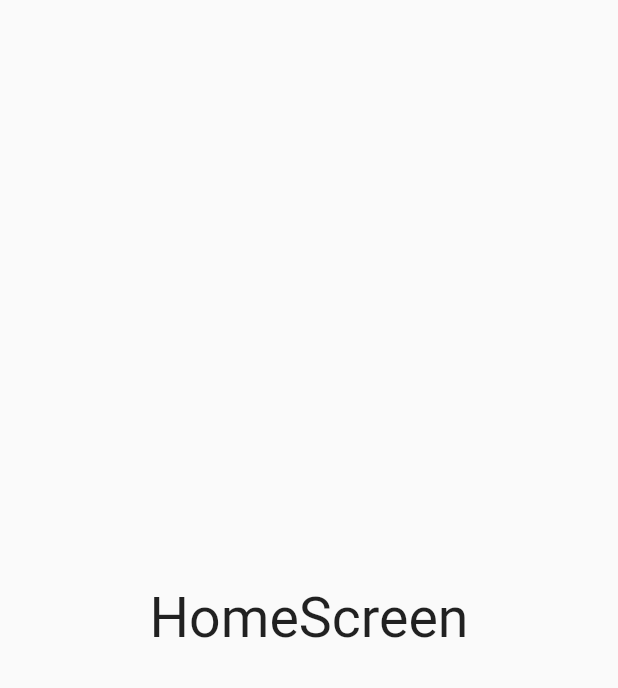
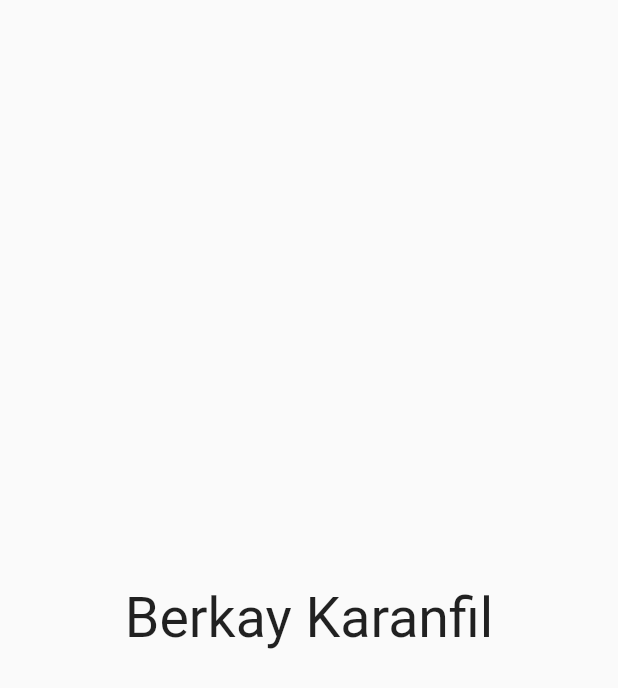
Before and after one commit to BerkayKaranfil/getx_arct, a Flutter app: the screen it shows after launch, on a phone screen of 412 x 824 dp. Shown: the top 688 px of the screen. Run offline on Flutter 3.47's test engine with Material 2 defaults, Android fonts, the light colour scheme and no system bars; our stand-ins replace get, responsive_sizer; statements that could not run were skipped.

Commit message:
başka saysaya veri aktarma

```diff
--- a/lib/modules/home/home_controller.dart
+++ b/lib/modules/home/home_controller.dart
@@ -1,9 +1,13 @@
 import 'package:get/get.dart';
 
 class HomeController extends GetxController{
+
+  String? data;
+
   @override
   void onInit() {
     super.onInit();
+    data = Get.parameters['data'];
     print("Home Sayfası Açıldı");
   }
 }
--- a/lib/modules/home/home_screen.dart
+++ b/lib/modules/home/home_screen.dart
@@ -9,10 +9,10 @@ class HomeScreen extends GetView<HomeController> {
 
   @override
   Widget build(BuildContext context) {
-    return const Scaffold(
+    return  Scaffold(
       body: Center(
         child: Text(
-          "HomeScreen",
+          "${controller.data}",
           style: TextStyle(fontSize: 37),
         ),
       ),
--- a/lib/modules/splash/splash_controller.dart
+++ b/lib/modules/splash/splash_controller.dart
@@ -8,8 +8,7 @@ class SplashController extends GetxController {
      super.onReady();
      print("splash açıldı.");
      await Future.delayed(Duration(milliseconds: 3000));
-     Get.toNamed(Routes.HOME);
-
+     Get.toNamed(Routes.HOME, parameters: {'data' : 'Berkay Karanfil'});
   }
 
 }
```
